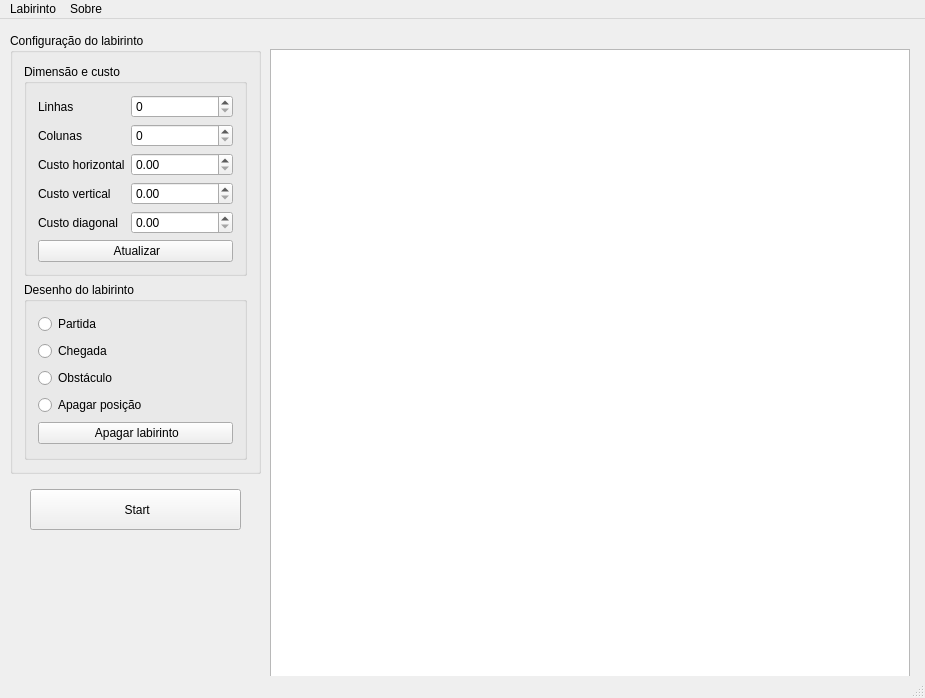
Qt form src/mainwindow.ui (carvalhojldc/labyrinth) before a commit.
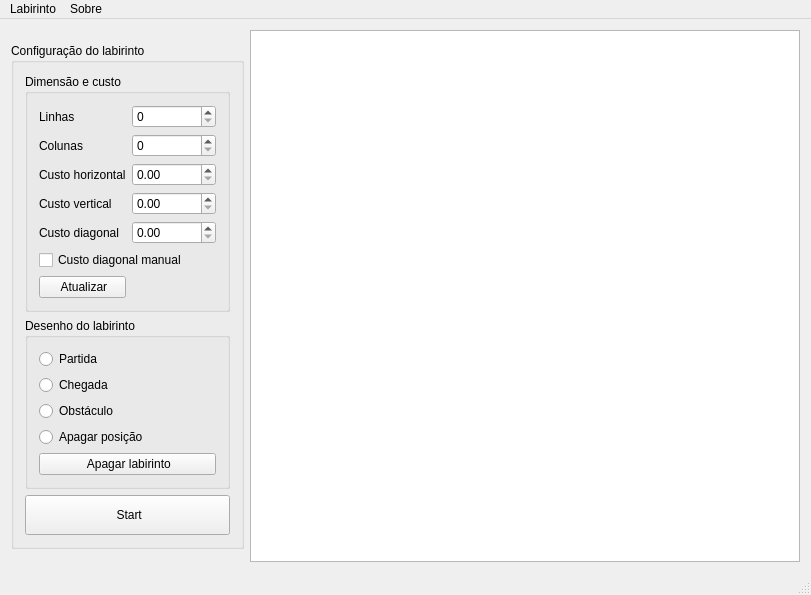
The same form after that commit.

Patch:
```diff
--- a/src/mainwindow.ui
+++ b/src/mainwindow.ui
@@ -6,8 +6,8 @@
    <rect>
     <x>0</x>
     <y>0</y>
-    <width>925</width>
-    <height>698</height>
+    <width>811</width>
+    <height>592</height>
    </rect>
   </property>
   <property name="windowTitle">
@@ -17,14 +17,14 @@
    <property name="enabled">
     <bool>true</bool>
    </property>
+   <layout class="QHBoxLayout" name="horizontalLayout">
+    <item>
    <widget class="QGroupBox" name="gb_labyrinthConfig">
-    <property name="geometry">
-     <rect>
-      <x>10</x>
-      <y>14</y>
-      <width>251</width>
-      <height>441</height>
-     </rect>
+      <property name="sizePolicy">
+       <sizepolicy hsizetype="Fixed" vsizetype="Fixed">
+        <horstretch>0</horstretch>
+        <verstretch>0</verstretch>
+       </sizepolicy>
     </property>
     <property name="title">
      <string>Configuração do labirinto</string>
@@ -35,9 +35,7 @@
        <property name="title">
         <string>Dimensão e custo</string>
        </property>
-       <layout class="QVBoxLayout" name="verticalLayout_3">
-        <item>
-         <layout class="QFormLayout" name="formLayout">
+         <layout class="QGridLayout" name="gridLayout">
           <item row="0" column="0">
            <widget class="QLabel" name="lb_lines">
             <property name="text">
@@ -78,6 +76,13 @@
           <item row="3" column="1">
            <widget class="QDoubleSpinBox" name="sb_costVertical"/>
           </item>
+          <item row="4" column="0">
+           <widget class="QLabel" name="lb_costDiagonal">
+            <property name="text">
+             <string>Custo diagonal</string>
+            </property>
+           </widget>
+          </item>
           <item row="4" column="1">
            <widget class="QDoubleSpinBox" name="sb_costDiagonal">
             <property name="singleStep">
@@ -85,16 +90,14 @@
             </property>
            </widget>
           </item>
-          <item row="4" column="0">
-           <widget class="QLabel" name="lb_costDiagonal">
+          <item row="5" column="0" colspan="2">
+           <widget class="QCheckBox" name="checkBox">
             <property name="text">
-             <string>Custo diagonal</string>
+             <string>Custo diagonal manual</string>
             </property>
            </widget>
           </item>
-         </layout>
-        </item>
-        <item>
+          <item row="6" column="0">
          <widget class="QPushButton" name="pb_newBoard">
           <property name="text">
            <string> Atualizar</string>
@@ -151,55 +154,62 @@
        </layout>
       </widget>
      </item>
-    </layout>
-   </widget>
-   <widget class="QTableWidget" name="board">
-    <property name="geometry">
-     <rect>
-      <x>270</x>
-      <y>30</y>
-      <width>640</width>
-      <height>640</height>
-     </rect>
-    </property>
-   </widget>
+       <item row="2" column="0">
    <widget class="QPushButton" name="pb_start">
     <property name="enabled">
      <bool>true</bool>
     </property>
-    <property name="geometry">
-     <rect>
-      <x>30</x>
-      <y>470</y>
-      <width>211</width>
-      <height>41</height>
-     </rect>
+         <property name="sizePolicy">
+          <sizepolicy hsizetype="Fixed" vsizetype="Fixed">
+           <horstretch>0</horstretch>
+           <verstretch>0</verstretch>
+          </sizepolicy>
+         </property>
+         <property name="minimumSize">
+          <size>
+           <width>205</width>
+           <height>40</height>
+          </size>
     </property>
     <property name="text">
      <string> Start</string>
     </property>
    </widget>
-   <widget class="QLabel" name="lb_info">
-    <property name="geometry">
-     <rect>
-      <x>270</x>
-      <y>6</y>
-      <width>641</width>
-      <height>21</height>
-     </rect>
-    </property>
-    <property name="text">
-     <string/>
-    </property>
-   </widget>
+       </item>
+      </layout>
+     </widget>
+    </item>
+    <item>
+     <widget class="QTableWidget" name="board">
+      <property name="sizePolicy">
+       <sizepolicy hsizetype="Minimum" vsizetype="Minimum">
+        <horstretch>0</horstretch>
+        <verstretch>0</verstretch>
+       </sizepolicy>
+      </property>
+      <property name="minimumSize">
+       <size>
+        <width>532</width>
+        <height>532</height>
+       </size>
+      </property>
+      <attribute name="horizontalHeaderDefaultSectionSize">
+       <number>100</number>
+      </attribute>
+     </widget>
+    </item>
+   </layout>
+   <zorder>gb_labyrinthConfig</zorder>
+   <zorder>board</zorder>
+   <zorder>verticalSpacer</zorder>
   </widget>
   <widget class="QMenuBar" name="menuBar">
    <property name="geometry">
     <rect>
      <x>0</x>
      <y>0</y>
-     <width>925</width>
-     <height>22</height>
+     <width>811</width>
+     <height>20</height>
     </rect>
    </property>
    <widget class="QMenu" name="menuAbout">
```
Left out of the diff: 30 changed lines with no effect on the pictures. Lines whose indentation alone changed are shown as unchanged.
